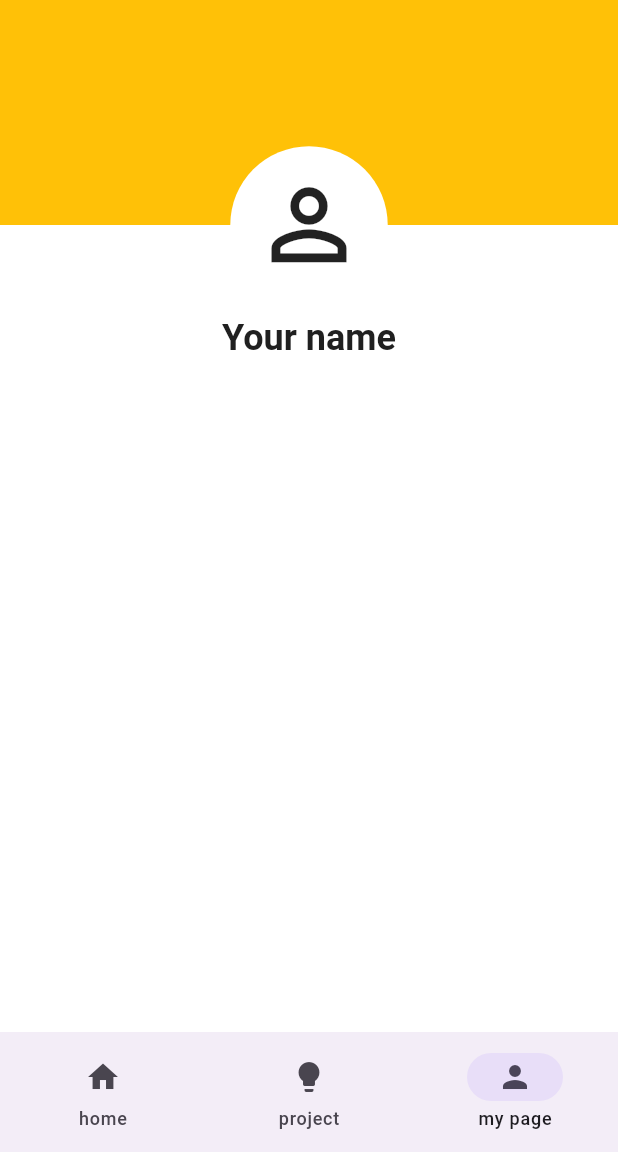
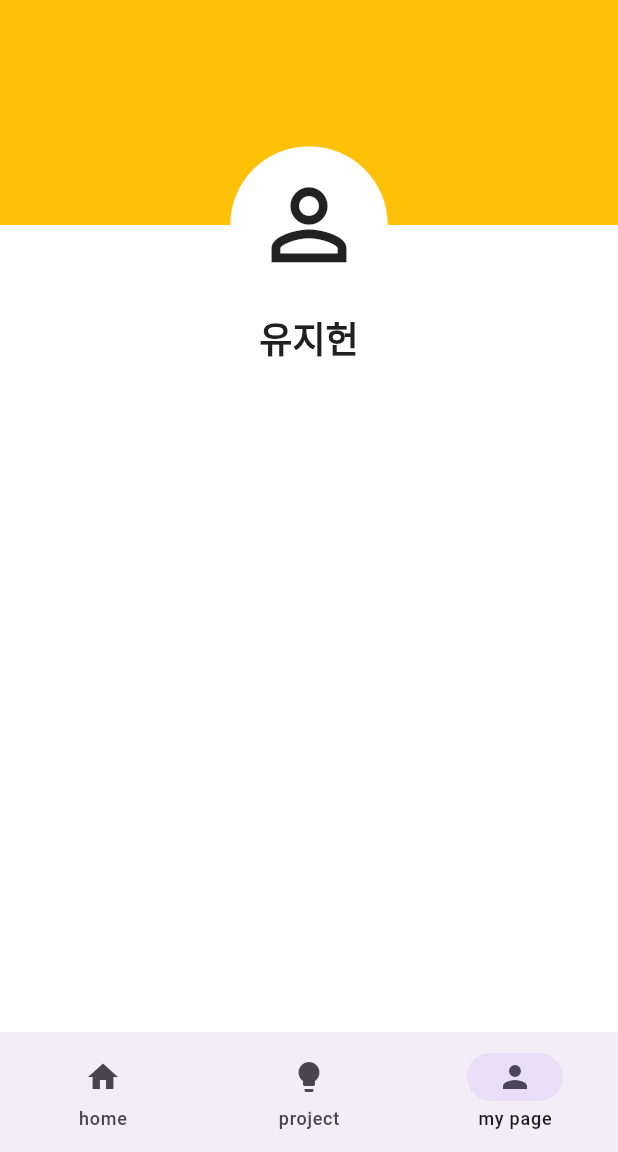
Before and after one commit to 976520/nexus-app, a Flutter app: the screen it shows after launch, item 3 of the bottom bar chosen, on a phone screen of 412 x 824 dp, the part 84-1236 px from its top. Run offline on Flutter 3.47's test engine with Material 3 defaults, Android fonts, the phone set to English and light mode, and no system bars.

Commit message:
Change example name

```diff
--- a/lib/page/mypage.dart
+++ b/lib/page/mypage.dart
@@ -18,7 +18,7 @@ class MyPage extends StatelessWidget {
                   Expanded(child: Container(
                     width: double.infinity,
                     color: Colors.white,
-                    child: Center(child: Text('Your name', style: Theme.of(context).textTheme.titleLarge))
+                    child: Center(child: Text('유지헌', style: Theme.of(context).textTheme.titleLarge))
                   )),
                 ],
               ),
```
